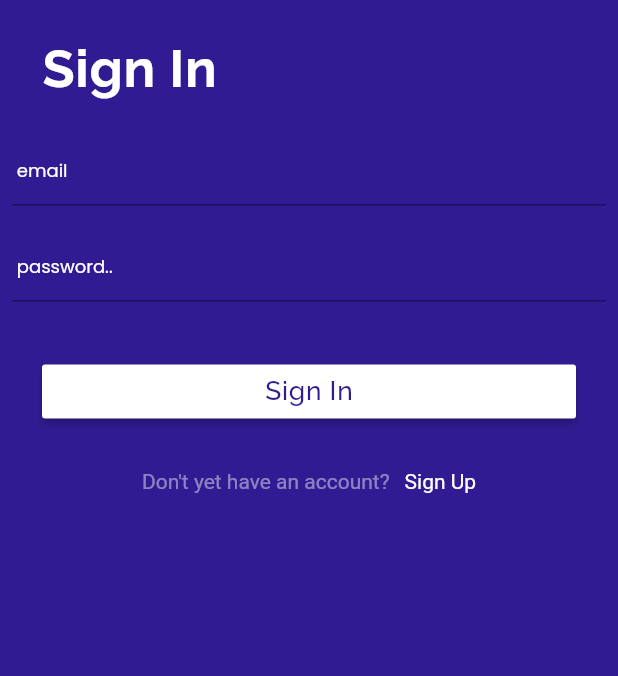
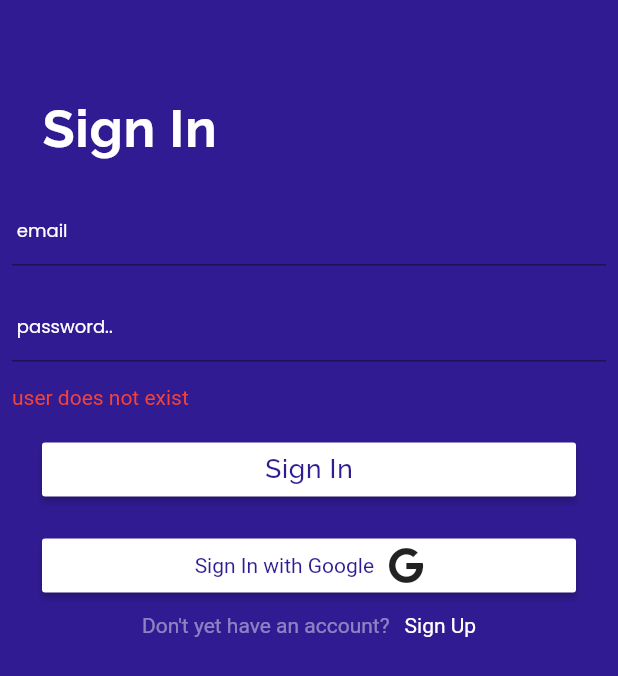
Before and after one commit to olumidayy/user-auth, a Flutter app: the SignIn screen opened directly, after a tap on "Sign In", on a phone screen of 412 x 824 dp. Shown: the top 676 px of the screen. Run offline on Flutter 3.47's test engine with Material 2 defaults, Android fonts, the phone set to English and light mode, and no system bars; our stand-ins replace firebase_auth, font_awesome_flutter, google_fonts; accounts and stored records are empty.

Commit message:
added signin with email functionality

```diff
--- a/lib/ui/signin.dart
+++ b/lib/ui/signin.dart
@@ -1,6 +1,8 @@
 import 'package:flutter/material.dart';
 import 'package:firebase_auth/firebase_auth.dart';
 import 'package:google_fonts/google_fonts.dart';
+import 'package:font_awesome_flutter/font_awesome_flutter.dart';
+//import 'home.dart';
 
 class SignIn extends StatefulWidget {
   @override
@@ -9,6 +11,22 @@ class SignIn extends StatefulWidget {
 
 class _SignInState extends State<SignIn> {
   String email, password;
+  bool valid = true;
+
+  void validateUser()async{
+    try{
+      AuthResult user = await FirebaseAuth.instance.signInWithEmailAndPassword(email: email, password: password);
+      print('logged in as ${user.user.uid}');
+      setState(() {
+        valid = true;
+      });
+    } catch (e){
+      setState(() {
+        valid = false;
+      });
+    }
+  }
+
   @override
   Widget build(BuildContext context) {
     return Scaffold(
@@ -17,7 +35,7 @@ class _SignInState extends State<SignIn> {
           child: ListView(
             children: <Widget>[
 //              Logo(),
-              SizedBox(height: 10,),
+              SizedBox(height: 50,),
               Padding(
                 padding: const EdgeInsets.symmetric(vertical: 15, horizontal: 28.0),
                 child: Text(
@@ -60,11 +78,18 @@ class _SignInState extends State<SignIn> {
                   obscureText: true,
                 ),
               ),
+              valid ? SizedBox() : Padding(
+                padding: const EdgeInsets.all(8.0),
+                child: Text('user does not exist', style: TextStyle(color: Colors.red),),
+              ),
               Padding(
-                padding: const EdgeInsets.all(28.0),
+                padding: const EdgeInsets.fromLTRB(28.0, 8, 28, 8),
                 child: RaisedButton(
                   color: Colors.white,
-                  onPressed: (){},
+                  onPressed: (){
+                    validateUser();
+                    print(valid);
+                  },
                   child: Text(
                     'Sign In',
                     style: GoogleFonts.raleway(
@@ -74,6 +99,21 @@ class _SignInState extends State<SignIn> {
                           fontSize: 17.5),
                     ),
                   ),
+                ),
+              ),
+              Padding(
+                padding: const EdgeInsets.fromLTRB(28.0, 8, 28, 8),
+                child: RaisedButton(
+                  color: Colors.white,
+                  onPressed: (){},
+                  child: Row(
+                      mainAxisAlignment: MainAxisAlignment.center,
+                      children: <Widget>[
+                        Text("Sign In with Google", style: TextStyle(color: Colors.deepPurple[900], fontWeight: FontWeight.normal)),
+                        SizedBox(width: 10),
+                        FaIcon(FontAwesomeIcons.google)
+                       ]
+                  )
                 ),
               ),
               Row(
--- a/pubspec.yaml
+++ b/pubspec.yaml
@@ -31,6 +31,7 @@ dependencies:
   firebase_auth: ^0.16.0
   google_sign_in: ^4.5.1
   google_fonts:  ^1.1.0
+  font_awesome_flutter: ^8.8.1
 
 dev_dependencies:
   flutter_test:
```
Also changed, not shown: lib/main.dart (+3 -103 lines), lib/ui/home.dart (added, +59 -0 lines), pubspec.lock.
